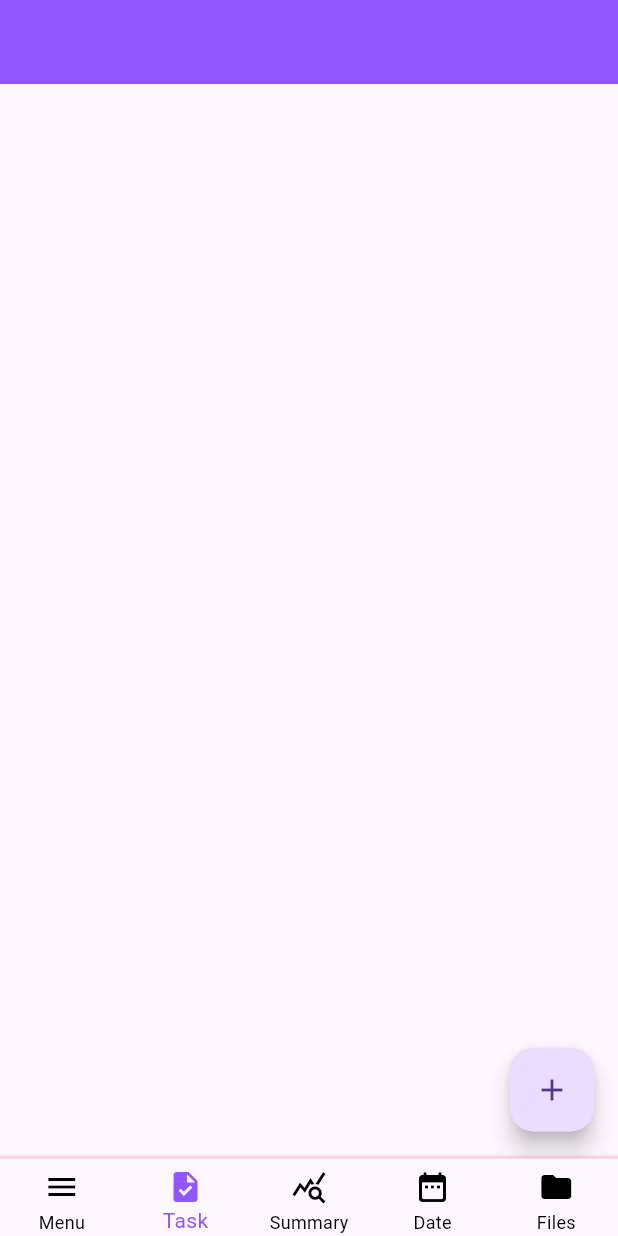
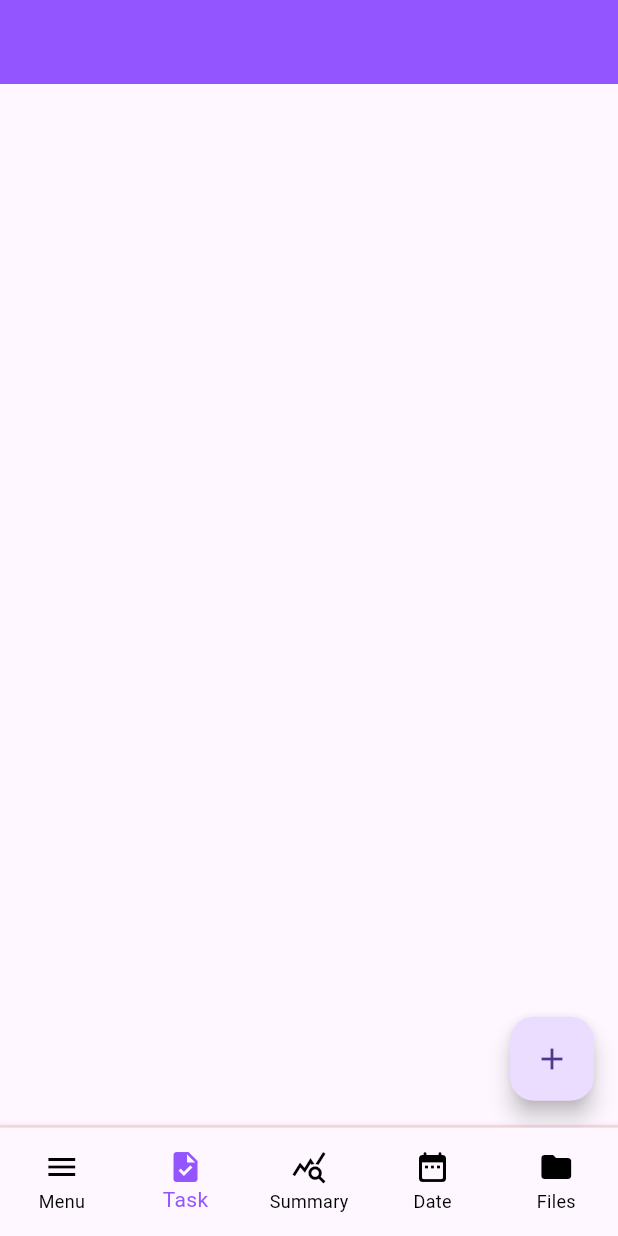
Before and after one commit to byteArrow18/App_Dev_001, a Flutter app: the screen it shows after launch, on a phone screen of 412 x 824 dp. Run offline on Flutter 3.47's test engine with Material 3 defaults, Android fonts, the light colour scheme and no system bars.

Commit message:
responsiveness

```diff
--- a/lib/ShellPage.dart
+++ b/lib/ShellPage.dart
@@ -8,7 +8,11 @@ import 'package:flutter/material.dart';
 class ShellPage extends StatefulWidget {
   final double screenWidth;
   final double screenHeight;
-  const ShellPage({super.key, required this.screenWidth, required this.screenHeight});
+  const ShellPage({
+    super.key,
+    required this.screenWidth,
+    required this.screenHeight
+  });
   // const ShellPage({super.key});
   @override
   State<ShellPage> createState() => _ShellPageState();
@@ -20,7 +24,7 @@ class _ShellPageState extends State<ShellPage> {
   Widget build(BuildContext context) {
     List<Widget> widgetList = [
       Text('Menu'),
-      TaskPage(),
+      TaskPage(screenWidth: widget.screenWidth, screenHeight: widget.screenHeight,),
       // Text('Task'),
       HomePage(screenHeight: widget.screenHeight, screenWidth: widget.screenWidth),
       // Text('Home')
@@ -39,7 +43,7 @@ class _ShellPageState extends State<ShellPage> {
         bottomNavigationBar: Container(
           padding: EdgeInsets.zero,
           // alignment: Alignment.bottomCenter,
-          height: widget.screenHeight * 0.065,
+          height: widget.screenHeight * 0.09,
           decoration: BoxDecoration(
             border: Border(
               top: BorderSide(
@@ -53,6 +57,7 @@ class _ShellPageState extends State<ShellPage> {
             selectedItemColor: const Color.fromARGB(255, 147, 85, 255),
             unselectedItemColor: Colors.black,
             showUnselectedLabels: true,
+            // iconSize: widget.screenHeight * widget.screenWidth * 0.000023,
             // backgroundColor: Colors.amberAccent,
             // showUnselectedLabels: true,
             type: BottomNavigationBarType.fixed,
--- a/lib/task/presentation/addTaskButton.dart
+++ b/lib/task/presentation/addTaskButton.dart
@@ -1,8 +1,12 @@
 import 'package:flutter/material.dart';
 
 class addTaskButton extends StatelessWidget {
+  final double screenWidth;
+  final double screenHeight;
   const addTaskButton({
     super.key,
+    required this.screenWidth,
+    required this.screenHeight
   });
 
   @override
@@ -21,7 +25,7 @@ class addTaskButton extends StatelessWidget {
         ),
         clipBehavior: Clip.hardEdge,
         builder: (BuildContext context) => Container(
-          height: 150,
+          height: 160,
           // color: Color.fromARGB(255, 238, 241, 239),
           color: const Color.fromARGB(255, 237, 227, 255),
           child: Padding(
--- a/lib/task/presentation/task.dart
+++ b/lib/task/presentation/task.dart
@@ -5,8 +5,12 @@ import 'package:flutter/material.dart';
 
 
 class TaskPage extends StatefulWidget {
+  final double screenWidth;
+  final double screenHeight;
   const TaskPage({
-    super.key
+    super.key,
+    required this.screenWidth,
+    required this.screenHeight
   });
 
   @override
@@ -25,7 +29,7 @@ class _TaskePageState extends State<TaskPage> {
         body: Padding(
           padding: EdgeInsets.all(20),
         ),
-        floatingActionButton: addTaskButton(),
+        floatingActionButton: addTaskButton(screenWidth: widget.screenWidth, screenHeight: widget.screenHeight,),
       ),
     );
   }
```
